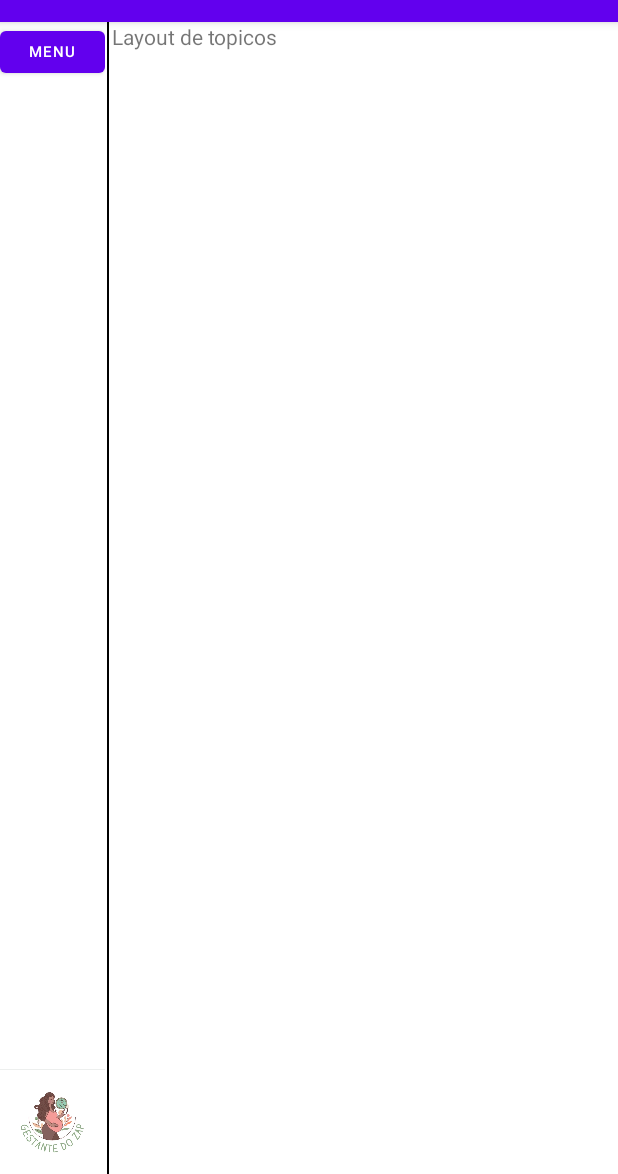
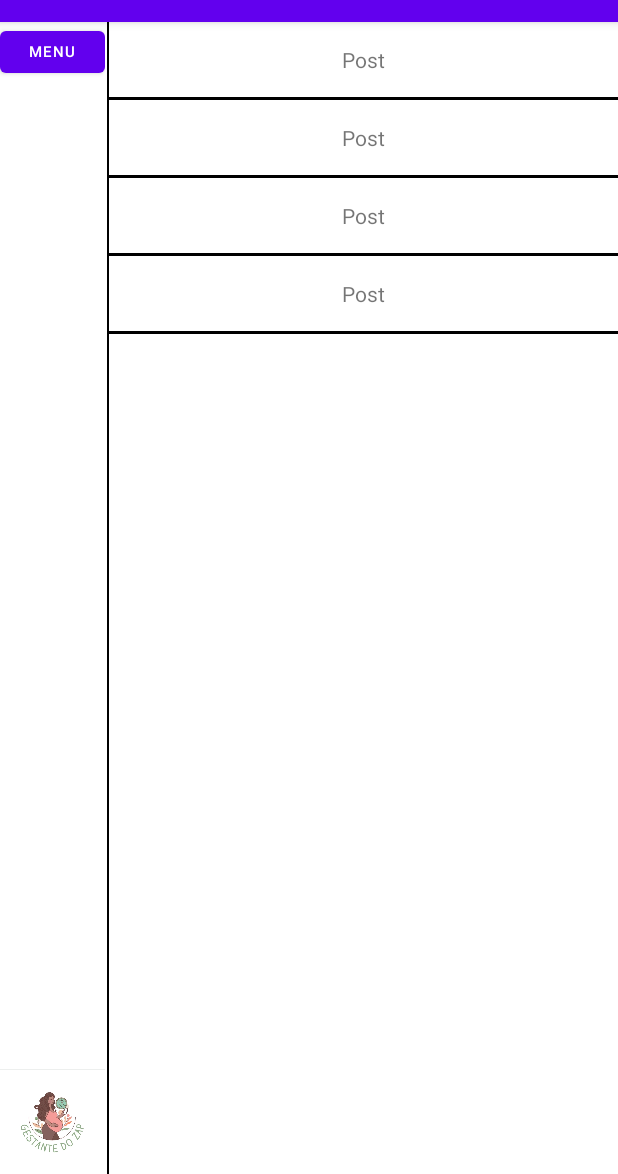
Before and after one commit to Ruan-Hasselmann/GestanteDoZap, an Android app: the Topicos screen opened directly, with no data from a screen before it, on a phone screen of 412 x 824 dp, the part 62-1236 px from its top. Run offline under Robolectric (Android 15) with nearby library versions, the phone set to English and light mode, and no system bars.

Commit message:
Criação tela topicos;

```diff
--- a/GestanteDoZap/app/src/main/res/layout/activity_topicos.xml
+++ b/GestanteDoZap/app/src/main/res/layout/activity_topicos.xml
@@ -84,7 +84,7 @@
     <ScrollView
         android:layout_width="match_parent"
         android:layout_height="match_parent"
-        android:layout_marginLeft="2sp">
+        android:layout_marginLeft="0sp">
 
         <LinearLayout
             android:layout_width="match_parent"
@@ -93,9 +93,68 @@
             android:orientation="vertical">
 
             <TextView
+                android:id="@+id/TextoPostagem1"
                 android:layout_width="match_parent"
-                android:layout_height="match_parent"
-                android:text="Layout de topicos"/>
+                android:layout_height="wrap_content"
+                android:gravity="center_horizontal"
+                android:layout_marginTop="15sp"
+                android:layout_marginBottom="15sp"
+                android:text="Post"
+                />
+
+            <TextView
+                    android:layout_width="match_parent"
+                    android:layout_height="2sp"
+                    android:background="@color/black"
+            />
+
+            <TextView
+                    android:id="@+id/TextoPostagem2"
+                    android:layout_width="match_parent"
+                    android:layout_height="wrap_content"
+                    android:gravity="center_horizontal"
+                    android:layout_marginTop="15sp"
+                    android:layout_marginBottom="15sp"
+                    android:text="Post"
+            />
+
+            <TextView
+                    android:layout_width="match_parent"
+                    android:layout_height="2sp"
+                    android:background="@color/black"
+            />
+
+            <TextView
+                    android:id="@+id/TextoPostagem3"
+                    android:layout_width="match_parent"
+                    android:layout_height="wrap_content"
+                    android:gravity="center_horizontal"
+                    android:layout_marginTop="15sp"
+                    android:layout_marginBottom="15sp"
+                    android:text="Post"
+            />
+
+            <TextView
+                    android:layout_width="match_parent"
+                    android:layout_height="2sp"
+                    android:background="@color/black"
+            />
+
+            <TextView
+                    android:id="@+id/TextoPostagem4"
+                    android:layout_width="match_parent"
+                    android:layout_height="wrap_content"
+                    android:gravity="center_horizontal"
+                    android:layout_marginTop="15sp"
+                    android:layout_marginBottom="15sp"
+                    android:text="Post"
+            />
+
+            <TextView
+                    android:layout_width="match_parent"
+                    android:layout_height="2sp"
+                    android:background="@color/black"
+            />
 
         </LinearLayout>
 
--- a/GestanteDoZap/app/src/main/res/values/strings.xml
+++ b/GestanteDoZap/app/src/main/res/values/strings.xml
@@ -1,6 +1,8 @@
 <resources>
     <string name="app_name">GestanteDoZap</string>
-    <string name="btn_add_contact"><u>Cadastrar</u></string>
+    <string name="btn_add_contact">
+        <u>Cadastrar</u>
+    </string>
 
     <string-array name="conheceu_app">
         <item>Facebook</item>
```
Also changed, not shown: GestanteDoZap/app/src/main/AndroidManifest.xml (+17 -10 lines), GestanteDoZap/app/src/main/java/com/example/gestantedozap/Postagem.java (added, +45 -0 lines), GestanteDoZap/app/src/main/res/layout/activity_postagem.xml (added, +104 -0 lines).
